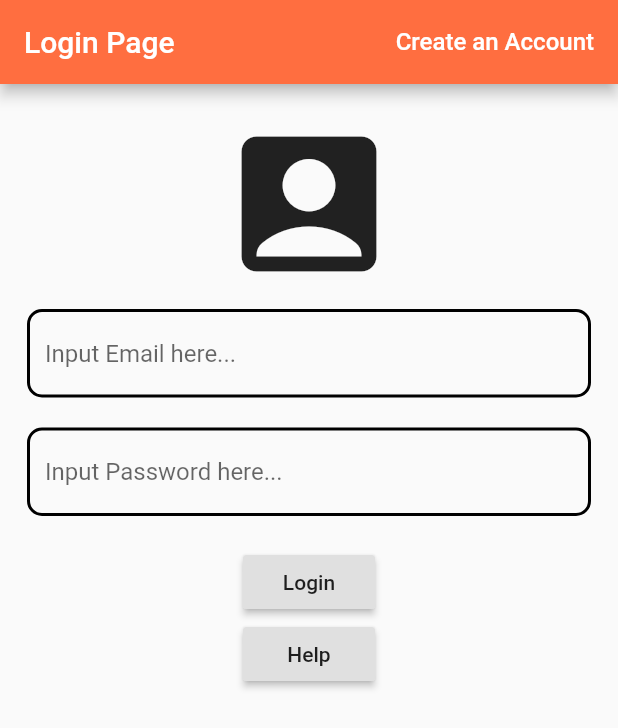
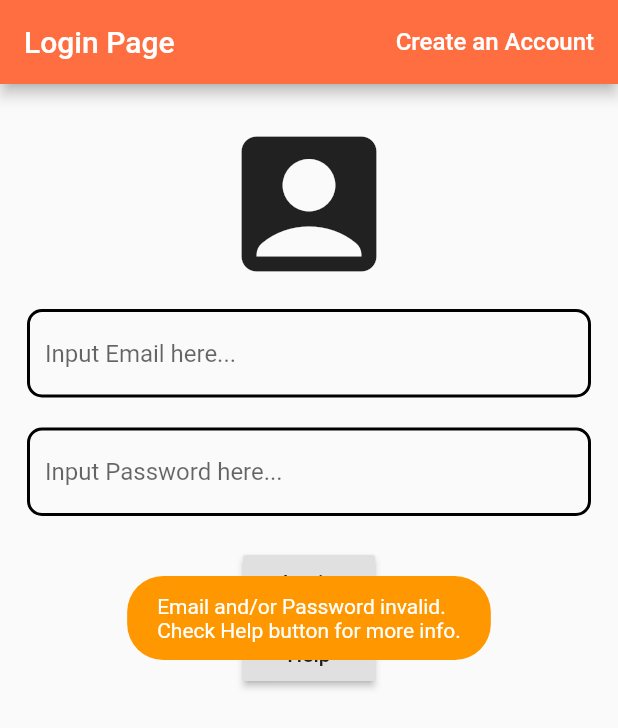
Before and after one commit to ConnorMcDonough/Quicken-Interview-Project, a Flutter app: the screen it shows after launch, after a tap on "Login", on a phone screen of 412 x 824 dp. Shown: the top 728 px of the screen. Run offline on Flutter 3.47's test engine with Material 2 defaults, Android fonts, the phone set to English and light mode, and no system bars; our stand-ins replace fluttertoast, hive; accounts and stored records are empty; generated files the repository leaves out were written again.

Commit message:
finalized login/signin pages
login now works
logout works
creating an account works

```diff
--- a/quicken_app/lib/main.dart
+++ b/quicken_app/lib/main.dart
@@ -1,6 +1,6 @@
 import 'package:flutter/material.dart';
 import 'src/app.dart';
 
-void main(){
+Future<void> main() {
   runApp(App());
-  }
+}
--- a/quicken_app/lib/src/app.dart
+++ b/quicken_app/lib/src/app.dart
@@ -1,15 +1,57 @@
 import 'package:flutter/material.dart';
+import 'package:hive/hive.dart';
+import 'package:path_provider/path_provider.dart';
+import 'package:quicken_app/src/data_models/user_model.dart';
 import 'package:quicken_app/src/screens/login_screen.dart';
 
+Future _initHive() async {
+  var pathProvider = await getApplicationDocumentsDirectory();
+  Hive.init(pathProvider.path);
+}
 
-class App extends StatelessWidget {
+class App extends StatefulWidget {
+  @override
+  _AppState createState() => _AppState();
+}
+
+class _AppState extends State<App> {
   @override
   Widget build(BuildContext context) {
+    WidgetsFlutterBinding.ensureInitialized();
+    try {
+      print("Hive adpter started!");
+      Hive.registerAdapter(UserModelAdapter());
+    } on Error {
+      print("Hive register adapter updated");
+    }
+
+
+
     return MaterialApp(
       debugShowCheckedModeBanner: false,
       title: "Quicken Homework Project",
       theme: ThemeData(primaryColor: Colors.deepOrangeAccent),
-      home: LoginScreen(),
+      home: FutureBuilder(
+        future: _initHive(),
+        builder: (context, snapshot) {
+          if (snapshot.connectionState == ConnectionState.done) {
+            if (snapshot.error != null) {
+              print(snapshot.error);
+              return Scaffold(
+                body: Center(
+                  child: Text('Error initializing hive data store.'),
+                ),
+              );
+            } else {
+              return LoginScreen();
+            }
+          }
+          return Scaffold(
+            body: Center(
+              child: CircularProgressIndicator(),
+            ),
+          );
+        }),
     );
   }
 }
--- /dev/null
+++ b/quicken_app/lib/src/data_models/user_model.dart
@@ -0,0 +1,15 @@
+import 'package:hive/hive.dart';
+
+  part 'user_model.g.dart';
+
+
+@HiveType(typeId: 0)
+class UserModel{
+  @HiveField(0)
+  final String email;
+  @HiveField(1)
+  final String password;
+
+  UserModel({this.email, this.password});
+
+}
--- a/quicken_app/lib/src/screens/login_screen.dart
+++ b/quicken_app/lib/src/screens/login_screen.dart
@@ -1,12 +1,31 @@
 import 'package:flutter/material.dart';
+import 'package:fluttertoast/fluttertoast.dart';
+import 'package:hive/hive.dart';
+import 'package:quicken_app/src/screens/main-screen.dart';
 import 'package:quicken_app/src/screens/signup_screen.dart';
 
-class LoginScreen extends StatelessWidget {
+class LoginScreen extends StatefulWidget {
+  @override
+  _LoginScreenState createState() => _LoginScreenState();
+}
+
+class _LoginScreenState extends State<LoginScreen> {
   final TextEditingController emailController = TextEditingController();
+
   final TextEditingController passwordController = TextEditingController();
+
+  var hiveInfo;
+
+  Future _getAccountDetails() async {
+    final box = await Hive.openBox("user");
+    emailController.text = box.get('email') ?? "";
+    passwordController.text = box.get('password') ?? "";
+    hiveInfo = box;
+  }
 
   @override
   Widget build(BuildContext context) {
+    _getAccountDetails();
     return Scaffold(
       appBar: AppBar(
         title: Text("Login Page"),
@@ -20,10 +39,12 @@ class LoginScreen extends StatelessWidget {
               ),
             ),
             onPressed: () {
-               Navigator.push(
-                  context,
-                  MaterialPageRoute(
-                      builder: (context) => SignupScreen()));
+              Navigator.pushReplacement(
+                context,
+                MaterialPageRoute(
+                  builder: (context) => SignupScreen(),
+                ),
+              );
             },
           ),
         ],
@@ -66,7 +87,28 @@ class LoginScreen extends StatelessWidget {
               ),
               SizedBox(height: 20),
               RaisedButton(
-                onPressed: () {},
+                onPressed: () {
+                  if (hiveInfo.get('email') ==
+                          emailController.text.toString() &&
+                      hiveInfo.get('password') ==
+                          passwordController.text.toString()) {
+                    Navigator.pushReplacement(
+                      context,
+                      MaterialPageRoute(
+                        builder: (context) => MainScreen(),
+                      ),
+                    );
+                  } else {
+                    Fluttertoast.showToast(
+                      msg:
+                          "Email and/or Password invalid.\nCheck Help button for more info.",
+                      toastLength: Toast.LENGTH_LONG,
+                      gravity: ToastGravity.CENTER,
+                      backgroundColor: Colors.orange,
+                      textColor: Colors.white,
+                    );
+                  }
+                },
                 child: Text("Login"),
               ),
               RaisedButton(
@@ -76,8 +118,8 @@ class LoginScreen extends StatelessWidget {
                       builder: (ctx) => AlertDialog(
                         title: Text("Help"),
                         content: Text(
-                            "- Email address should be in a valid standard email format "+
-                            "\n\n- Password must be at least 9 characters long with at least 1 uppercase character, 1 lowercase character, and 1 number."),
+                            "- Email address should be in a valid standard email format " +
+                                "\n\n- Password must be at least 9 characters long with at least 1 uppercase character, 1 lowercase character, and 1 number."),
                         actions: [
                           new FlatButton(
                             child: const Text("Go Back"),
@@ -87,7 +129,7 @@ class LoginScreen extends StatelessWidget {
                       ),
                     );
                   },
-                  child: Text("Help"))
+                  child: Text("Help")),
             ],
           ),
         ),
--- a/quicken_app/pubspec.yaml
+++ b/quicken_app/pubspec.yaml
@@ -25,10 +25,15 @@ dependencies:
     sdk: flutter
   cupertino_icons: ^1.0.0
   fluttertoast: ^4.0.0
+  hive: ^1.4.4+1
+  hive_flutter: ^0.3.1
+  path_provider: ^1.6.5
 
 dev_dependencies:
   flutter_test:
     sdk: flutter
+  build_runner: ^1.10.12
+  hive_generator: ^0.8.2
 
 # For information on the generic Dart part of this file, see the
 # following page: https://dart.dev/tools/pub/pubspec
```
Also changed, not shown: quicken_app/lib/src/screens/main-screen.dart (+21 -4 lines), quicken_app/lib/src/screens/signup_screen.dart (+34 -1 lines), quicken_app/lib/src/data_models/user_model.g.dart (added), quicken_app/pubspec.lock.
